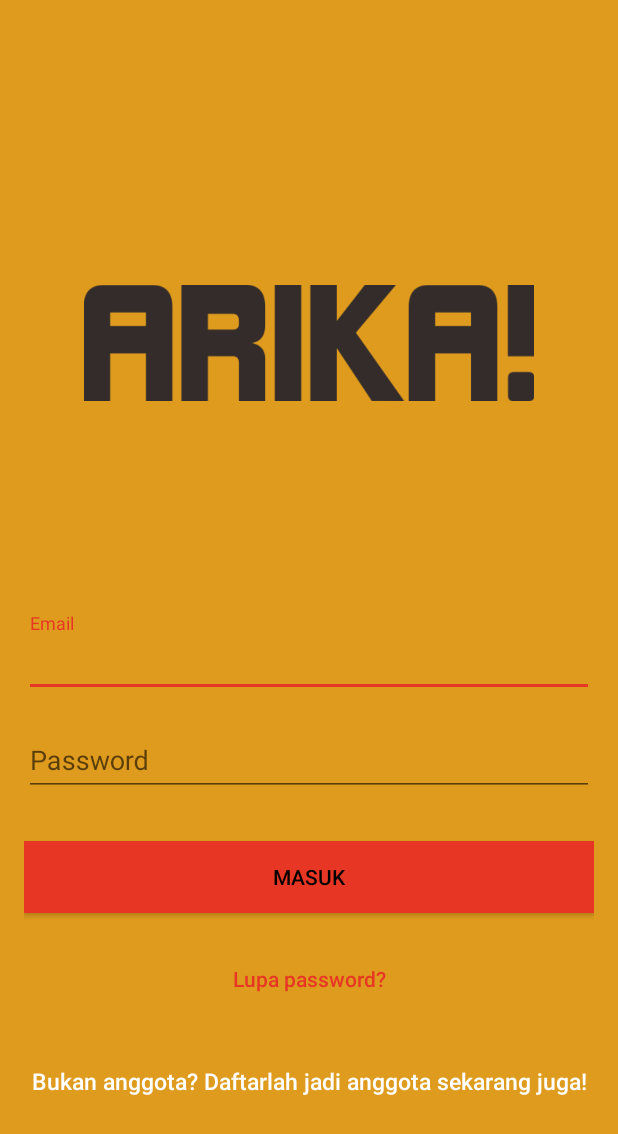
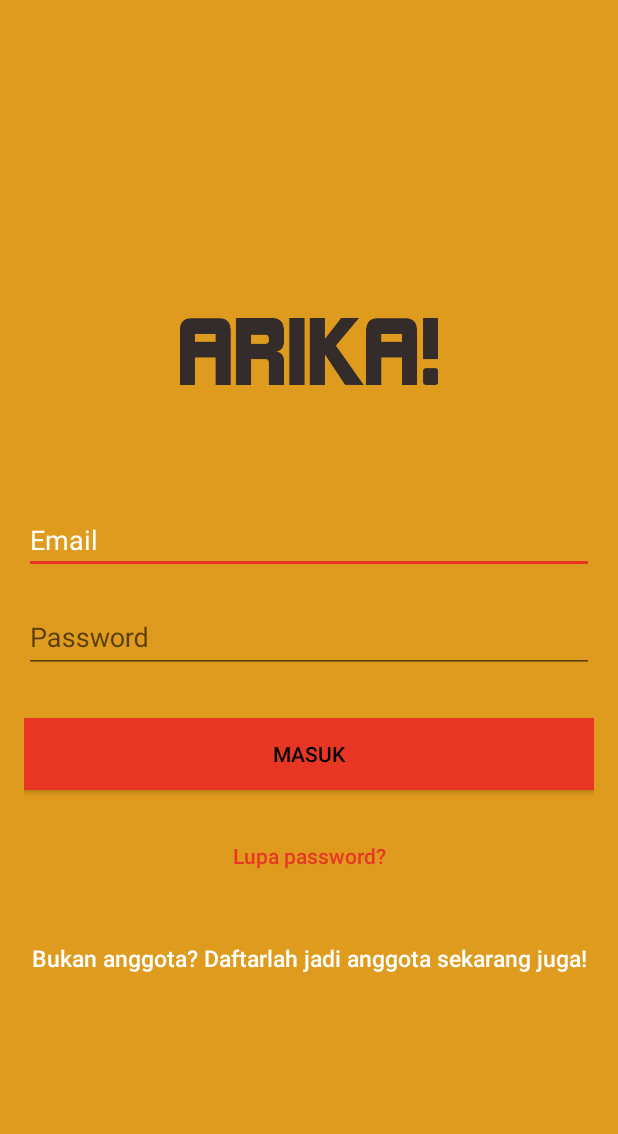
Before and after one commit to atalarikt99/MokletBK, an Android app: the screen it shows after launch (LoginActivity), on a phone screen of 412 x 824 dp. Shown: the top 1134 px of the screen. Run offline under Robolectric (Android 15) with nearby library versions, the phone set to English and light mode, and no system bars; our stand-ins replace Firebase (no records; nobody signed in at launch, a user with empty details on screens opened directly).

Commit message:
Groundbreaking commit (Taufan)                         Commit #1 (Taufan)                         Commit #2 (Taufan)                         Commit #3 (Taufan)                         Commit #4 (Taufan)                         Commit #5 (Taufan)                         Commit #6 (Taufan)                         Commit #7 (Taufan)                         Commit #8 (Taufan)                         Commit #9 (Taufan)

```diff
--- a/app/build.gradle
+++ b/app/build.gradle
@@ -36,7 +36,10 @@ dependencies {
     compile 'com.android.support:appcompat-v7:25.3.0'
     compile 'com.android.support.constraint:constraint-layout:1.0.0-alpha8'
     compile 'com.android.support:design:25.3.0'
-    compile 'com.android.volley:volley:1.0.0'
+    compile 'com.android.support:cardview-v7:25.3.0'
+    compile 'com.android.support:recyclerview-v7:25.3.0'
+    compile 'com.squareup.picasso:picasso:2.5.2'
+    compile 'com.firebaseui:firebase-ui-database:0.4.0'
     compile 'com.google.firebase:firebase-core:10.2.1'
     compile 'com.google.firebase:firebase-auth:10.2.1'
     compile 'com.google.firebase:firebase-database:10.2.1'
--- a/app/src/main/res/layout/activity_login.xml
+++ b/app/src/main/res/layout/activity_login.xml
@@ -17,25 +17,26 @@
 
 
         <ImageView
-            android:layout_width="@dimen/logo"
-            android:layout_height="@dimen/logo"
+            android:layout_width="172dp"
+            android:layout_height="wrap_content"
             android:layout_gravity="center_horizontal"
             android:layout_marginBottom="30dp"
             android:src="@drawable/logo" />
+
+        <EditText
+            android:id="@+id/email"
+            android:layout_width="match_parent"
+            android:layout_height="wrap_content"
+            android:layout_marginBottom="10dp"
+            android:hint="@string/hint_email"
+            android:inputType="textEmailAddress"
+            android:textColor="@android:color/white"
+            android:textColorHint="@android:color/white"/>
 
         <android.support.design.widget.TextInputLayout
             android:layout_width="match_parent"
             android:layout_height="wrap_content">
 
-            <EditText
-                android:id="@+id/email"
-                android:layout_width="match_parent"
-                android:layout_height="wrap_content"
-                android:layout_marginBottom="10dp"
-                android:hint="@string/hint_email"
-                android:inputType="textEmailAddress"
-                android:textColor="@android:color/white"
-                android:textColorHint="@android:color/white" />
         </android.support.design.widget.TextInputLayout>
 
         <android.support.design.widget.TextInputLayout
--- a/app/src/main/res/layout/activity_signup.xml
+++ b/app/src/main/res/layout/activity_signup.xml
@@ -17,8 +17,8 @@
 
 
         <ImageView
-            android:layout_width="@dimen/logo"
-            android:layout_height="@dimen/logo"
+            android:layout_width="172dp"
+            android:layout_height="wrap_content"
             android:layout_gravity="center_horizontal"
             android:layout_marginBottom="30dp"
             android:src="@drawable/logo" />
```
